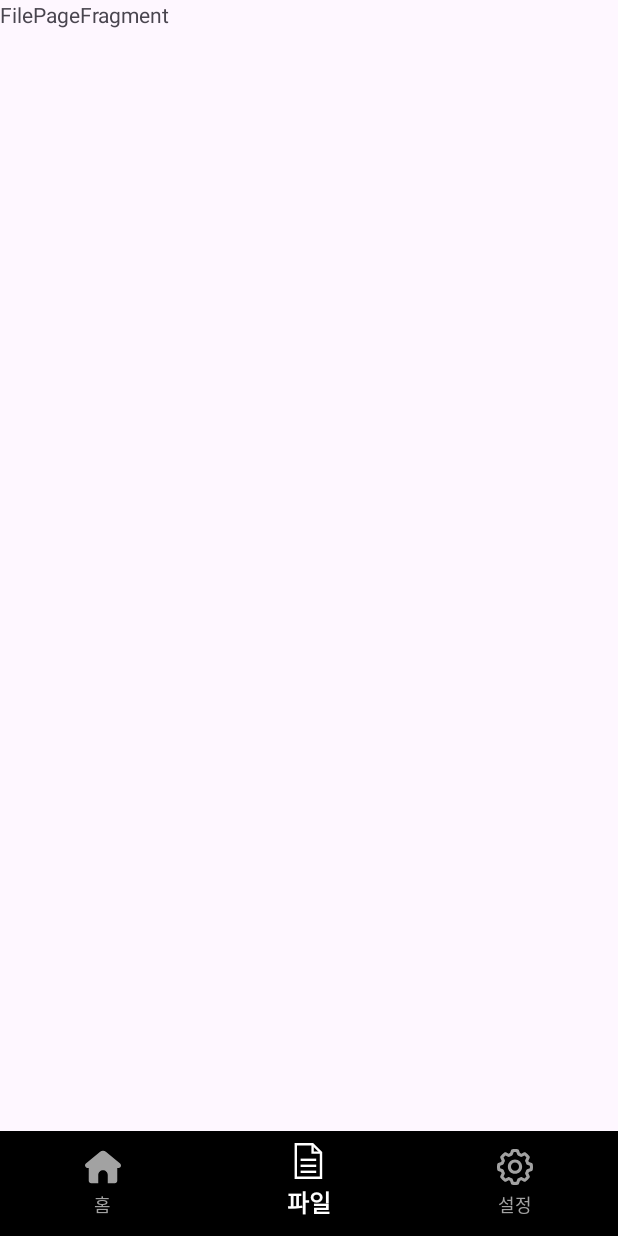
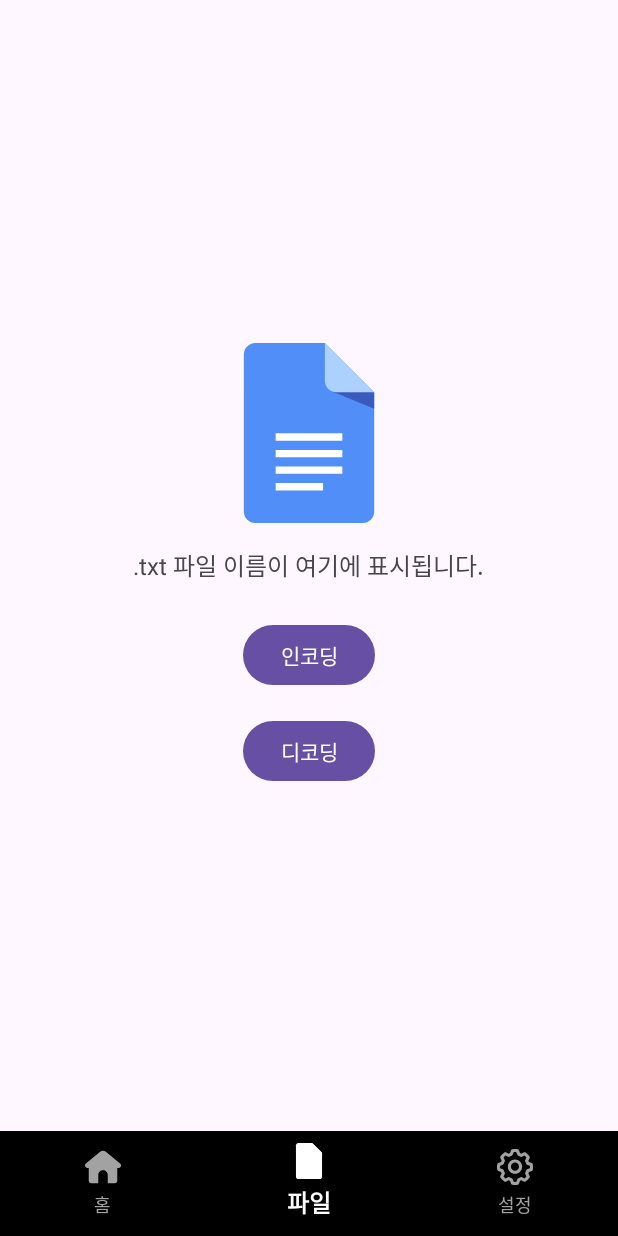
Before and after one commit to Kungchi/Cryptify, an Android app: the FilePageFragment screen opened through its navigation route, on a phone screen of 412 x 824 dp. Run offline under Robolectric (Android 15) with nearby library versions, the phone set to English and light mode, and no system bars; our stand-ins replace navigation-ui.

Commit message:
파일 프래그먼트 구현

```diff
--- a/app/src/main/java/com/ksh/cryptify/MainPage/Fragment/FilePageFragment.kt
+++ b/app/src/main/java/com/ksh/cryptify/MainPage/Fragment/FilePageFragment.kt
@@ -1,31 +1,82 @@
 package com.ksh.cryptify.MainPage.Fragment
 
+import android.app.Activity
+import android.content.Intent
+import android.net.Uri
 import android.os.Bundle
+import android.provider.OpenableColumns
 import android.view.LayoutInflater
 import android.view.View
 import android.view.ViewGroup
+import android.widget.Toast
 import androidx.fragment.app.Fragment
-import com.ksh.cryptify.R
+import com.ksh.cryptify.Handler.FileSaveHandler
+import com.ksh.cryptify.databinding.FragmentFilePageBinding
 
-/**
- * A simple [Fragment] subclass.
- * Use the [FilePageFragment.newInstance] factory method to
- * create an instance of this fragment.
- */
 class FilePageFragment : Fragment() {
-    // TODO: Rename and change types of parameters
-    private var param1: String? = null
-    private var param2: String? = null
+    private var _binding: FragmentFilePageBinding? = null
+    private val binding get() = _binding!!
+    private lateinit var FileSaveHandler: FileSaveHandler
 
-    override fun onCreate(savedInstanceState: Bundle?) {
-        super.onCreate(savedInstanceState)
-    }
+    private var fileUri: Uri? = null
+    private var fileName: String? = null
 
     override fun onCreateView(
         inflater: LayoutInflater, container: ViewGroup?,
         savedInstanceState: Bundle?
     ): View? {
-        // Inflate the layout for this fragment
-        return inflater.inflate(R.layout.fragment_file_page, container, false)
+        _binding = FragmentFilePageBinding.inflate(inflater, container, false)
+        FileSaveHandler = FileSaveHandler()
+        buttonGroup()
+
+        return binding.root
+    }
+
+    private fun buttonGroup() {
+        binding.encodeButton.setOnClickListener {
+            fileUri?.let { uri ->
+                fileUri?.let { name ->
+                    // 파일 인코딩 처리
+                    FileSaveHandler.encodeFile(requireContext(), uri, binding.fileNameTextView.text.toString())
+                } ?: run {
+                    Toast.makeText(requireContext(), "파일 이름을 찾을 수 없습니다.", Toast.LENGTH_SHORT).show()
+                }
+            } ?: run {
+                Toast.makeText(requireContext(), "먼저 파일을 선택하세요.", Toast.LENGTH_SHORT).show()
+            }
+        }
+        binding.decodeButton.setOnClickListener {
+            fileUri?.let { uri ->
+                fileUri?.let { name ->
+                    // 파일 디코딩 처리
+                    FileSaveHandler.decodeFile(requireContext(), uri, binding.fileNameTextView.text.toString())
+                } ?: run {
+                    Toast.makeText(requireContext(), "파일 이름을 찾을 수 없습니다.", Toast.LENGTH_SHORT).show()
+                }
+            } ?: run {
+                Toast.makeText(requireContext(), "먼저 파일을 선택하세요.", Toast.LENGTH_SHORT).show()
+            }
+        }
+        binding.fileSelectButton.setOnClickListener {
+            //TODO 이미지 버튼
+            FileSaveHandler.FilePicker(this)
+        }
+
+    }
+
+    // 파일 선택 후 결과를 처리하는 메서드
+    override fun onActivityResult(requestCode: Int, resultCode: Int, data: Intent?) {
+        super.onActivityResult(requestCode, resultCode, data)
+        if (requestCode == FileSaveHandler.REQUEST_FILE_GET && resultCode == Activity.RESULT_OK) {
+            data?.data?.let { returnUri ->
+                fileUri = returnUri
+                context?.contentResolver?.query(returnUri, null, null, null, null)?.use { cursor ->
+                    val nameIndex = cursor.getColumnIndex(OpenableColumns.DISPLAY_NAME)
+                    cursor.moveToFirst()
+                    fileName = cursor.getString(nameIndex)
+                    binding.fileNameTextView.text = fileName
+                }
+            }
+        }
     }
 }
--- a/app/src/main/java/com/ksh/cryptify/MainPage/Fragment/MainPageFragment.kt
+++ b/app/src/main/java/com/ksh/cryptify/MainPage/Fragment/MainPageFragment.kt
@@ -82,7 +82,7 @@ class MainPageFragment : Fragment() {
         binding.downloadBtn.setOnClickListener {
             if(checkWritePer()) {
                 if(binding.textView.text.isNotEmpty()) {
-                    FileSaveHandler().saveFile(requireContext(), binding.textView.text.toString())
+                    FileSaveHandler().saveFile(requireContext(), binding.textView.text.toString(), binding.textView.text.toString())
                 } else {
                     Toast.makeText(requireContext(), "내용이 없습니다.", Toast.LENGTH_SHORT).show()
                 }
@@ -158,7 +158,7 @@ class MainPageFragment : Fragment() {
             1 -> {
                 // 쓰기 권한 처리
                 if ((grantResults.isNotEmpty() && grantResults[0] == PackageManager.PERMISSION_GRANTED)) {
-                    FileSaveHandler().saveFile(requireContext(), binding.textView.text.toString())
+                    FileSaveHandler().saveFile(requireContext(), binding.textView.text.toString(), binding.textView.text.toString())
                 } else {
                     Toast.makeText(requireContext(), "파일 저장 권한이 필요합니다.", Toast.LENGTH_SHORT).show()
                 }
--- a/app/src/main/res/drawable/file_icon.xml
+++ b/app/src/main/res/drawable/file_icon.xml
@@ -1,13 +1,17 @@
-<vector xmlns:android="http://schemas.android.com/apk/res/android" android:height="48dp" android:viewportHeight="30" android:viewportWidth="30" android:width="48dp">
+<vector xmlns:android="http://schemas.android.com/apk/res/android" android:height="120dp" android:viewportHeight="512" android:viewportWidth="512" android:width="120dp">
 
-    <path android:fillColor="#323232" android:pathData="m25,9h-8v-8h2v6h6z"/>
+    <path android:fillColor="#518EF8" android:pathData="M441.41,140.24v338.78c0,18.22 -14.78,32.98 -32.98,32.98H103.57c-18.22,0 -32.98,-14.76 -32.98,-32.98V32.98C70.59,14.76 85.35,0 103.57,0h197.6L441.41,140.24z"/>
 
-    <path android:fillColor="#323232" android:pathData="m26,30h-23v-30h15.414l7.586,7.586zM5,28h19v-19.586l-6.414,-6.414h-12.586z"/>
+    <path android:fillColor="#FFFFFF" android:pathData="M161.18,257.05h189.63v21.07h-189.63z"/>
 
-    <path android:fillColor="#323232" android:pathData="m8,23h13v2h-13z"/>
+    <path android:fillColor="#FFFFFF" android:pathData="M161.18,304.11h189.63v21.07h-189.63z"/>
 
-    <path android:fillColor="#323232" android:pathData="m8,18h13v2h-13z"/>
+    <path android:fillColor="#FFFFFF" android:pathData="M161.18,351.17h189.63v21.07h-189.63z"/>
 
-    <path android:fillColor="#323232" android:pathData="m8,13h13v2h-13z"/>
+    <path android:fillColor="#FFFFFF" android:pathData="M161.18,398.23h134.85v21.07h-134.85z"/>
+
+    <path android:fillColor="#3A5BBC" android:pathData="M320.31,137.19l121.1,49.89l0,-46.84l-68.66,-20.27z"/>
+
+    <path android:fillColor="#ACD1FC" android:pathData="M441.41,140.24H334.16c-18.22,0 -32.98,-14.76 -32.98,-32.98V0L441.41,140.24z"/>
 
 </vector>
--- a/app/src/main/res/layout/fragment_file_page.xml
+++ b/app/src/main/res/layout/fragment_file_page.xml
@@ -1,14 +1,48 @@
 <?xml version="1.0" encoding="utf-8"?>
-<FrameLayout xmlns:android="http://schemas.android.com/apk/res/android"
-    xmlns:tools="http://schemas.android.com/tools"
+<LinearLayout
+    xmlns:android="http://schemas.android.com/apk/res/android"
     android:layout_width="match_parent"
     android:layout_height="match_parent"
-    tools:context=".MainPage.Fragment.FilePageFragment">
+    android:orientation="vertical"
+    android:padding="16dp"
+    android:gravity="center">
 
-    <!-- TODO: Update blank fragment layout -->
+    <!-- 이미지 버튼 (파일 선택 버튼) -->
+    <ImageButton
+        android:id="@+id/fileSelectButton"
+        android:layout_width="120dp"
+        android:layout_height="120dp"
+        android:src="@drawable/file_icon"
+        android:contentDescription="파일 아이콘"
+        android:layout_gravity="center"
+        android:background="?android:selectableItemBackgroundBorderless"/>
+
+    <!-- 파일 이름 표시 텍스트 -->
     <TextView
-        android:layout_width="match_parent"
-        android:layout_height="match_parent"
-        android:text="@string/hello_FilePage_fragment" />
+        android:id="@+id/fileNameTextView"
+        android:layout_width="wrap_content"
+        android:layout_height="wrap_content"
+        android:text=".txt 파일 이름이 여기에 표시됩니다."
+        android:layout_marginTop="16dp"
+        android:layout_gravity="center"
+        android:textSize="16sp"/>
 
-</FrameLayout>
+    <!-- 인코딩 버튼 -->
+    <Button
+        android:id="@+id/encodeButton"
+        android:layout_width="wrap_content"
+        android:layout_height="wrap_content"
+        android:text="인코딩"
+        android:layout_marginTop="24dp"
+        android:layout_gravity="center"/>
+
+    <!-- 디코딩 버튼 -->
+    <Button
+        android:id="@+id/decodeButton"
+        android:layout_width="wrap_content"
+        android:layout_height="wrap_content"
+        android:text="디코딩"
+        android:layout_marginTop="16dp"
+        android:layout_gravity="center"/>
+
+</LinearLayout>
```
Also changed, not shown: app/src/main/java/com/ksh/cryptify/Handler/FileSaveHandler.kt (+91 -7 lines).
